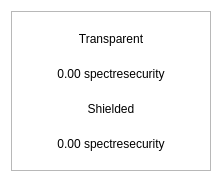
Old version of the form src/qt/spectresecurity/forms/balancebubble.ui in the repository SpectreSecurityCoin/SpectreSecurityMN.
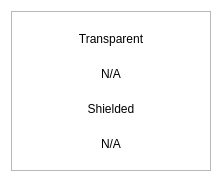
New version of the form.

The edit to the form file:
```diff
--- a/src/qt/spectresecurity/forms/balancebubble.ui
+++ b/src/qt/spectresecurity/forms/balancebubble.ui
@@ -87,7 +87,7 @@
          <string notr="true"/>
         </property>
         <property name="text">
-         <string>0.00 spectresecurity</string>
+         <string notr="true">N/A</string>
         </property>
         <property name="alignment">
          <set>Qt::AlignCenter</set>
@@ -113,7 +113,7 @@
          <string notr="true"/>
         </property>
         <property name="text">
-         <string>0.00 spectresecurity</string>
+         <string notr="true">N/A</string>
         </property>
         <property name="alignment">
          <set>Qt::AlignCenter</set>
```
Left out of the diff: 2 changed lines with no effect on the pictures.
